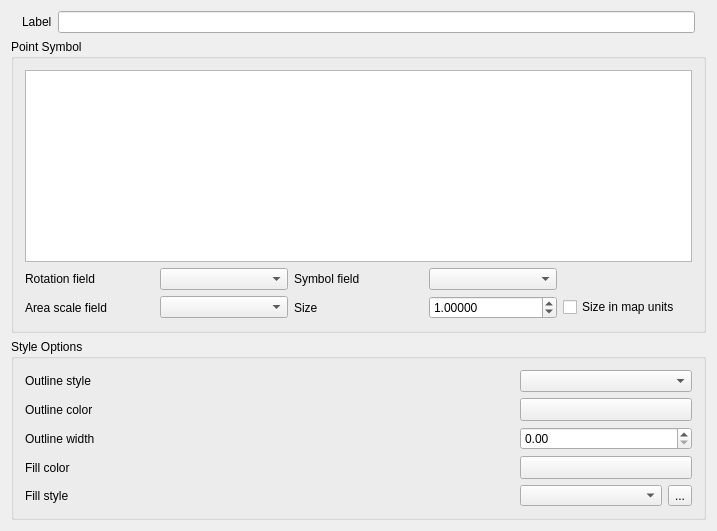
This is qgis/src/ui/qgssinglesymboldialogbase.ui in sourcepole/qgis as Qt 5 draws it before an edit. The edited form follows.
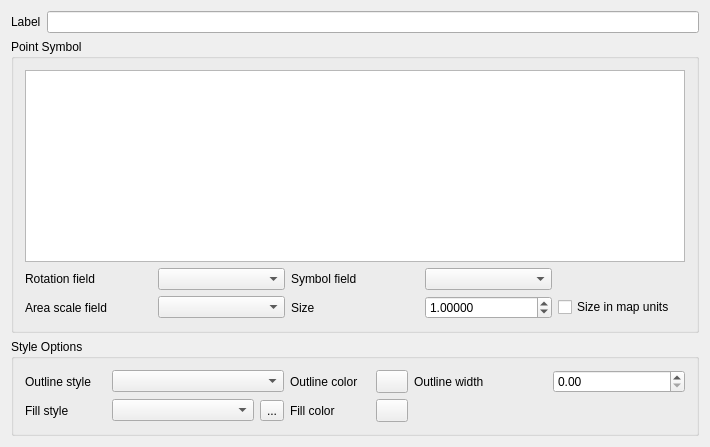
This is the edited form. Custom widgets are drawn as their Qt base class.

Commit message: Layout widgets horizontally to waste less space. Fixed tab order, buddies

Diff of the .ui file:
```diff
--- a/qgis/src/ui/qgssinglesymboldialogbase.ui
+++ b/qgis/src/ui/qgssinglesymboldialogbase.ui
@@ -5,8 +5,8 @@
    <rect>
     <x>0</x>
     <y>0</y>
-    <width>717</width>
-    <height>529</height>
+    <width>710</width>
+    <height>443</height>
    </rect>
   </property>
   <property name="sizePolicy" >
@@ -19,241 +19,33 @@
    <string>Single Symbol</string>
   </property>
   <layout class="QGridLayout" >
-   <property name="verticalSpacing" >
-    <number>6</number>
-   </property>
    <item row="0" column="0" >
-    <layout class="QHBoxLayout" >
-     <property name="leftMargin" >
-      <number>11</number>
+    <widget class="QLabel" name="mLabel" >
+     <property name="minimumSize" >
+      <size>
+       <width>0</width>
+       <height>22</height>
+      </size>
      </property>
-     <property name="topMargin" >
-      <number>0</number>
+     <property name="text" >
+      <string>Label</string>
      </property>
-     <property name="rightMargin" >
-      <number>11</number>
+     <property name="buddy" >
+      <cstring>mLabelEdit</cstring>
      </property>
-     <property name="bottomMargin" >
-      <number>0</number>
-     </property>
-     <item>
-      <widget class="QLabel" name="mLabel" >
-       <property name="minimumSize" >
-        <size>
-         <width>0</width>
-         <height>22</height>
-        </size>
-       </property>
-       <property name="text" >
-        <string>Label</string>
-       </property>
-       <property name="buddy" >
-        <cstring>mLabelEdit</cstring>
-       </property>
-      </widget>
-     </item>
-     <item>
-      <widget class="QLineEdit" name="mLabelEdit" >
-       <property name="minimumSize" >
-        <size>
-         <width>0</width>
-         <height>22</height>
-        </size>
-       </property>
-      </widget>
-     </item>
-    </layout>
+    </widget>
    </item>
-   <item row="2" column="0" >
-    <widget class="QGroupBox" name="groupBox_3" >
-     <property name="sizePolicy" >
-      <sizepolicy vsizetype="Fixed" hsizetype="Expanding" >
-       <horstretch>0</horstretch>
-       <verstretch>0</verstretch>
-      </sizepolicy>
+   <item row="0" column="1" >
+    <widget class="QLineEdit" name="mLabelEdit" >
+     <property name="minimumSize" >
+      <size>
+       <width>0</width>
+       <height>22</height>
+      </size>
      </property>
-     <property name="title" >
-      <string>Style Options</string>
-     </property>
-     <layout class="QGridLayout" >
-      <item row="0" column="0" >
-       <widget class="QLabel" name="outlinecolorlabel_2" >
-        <property name="text" >
-         <string>Outline style</string>
-        </property>
-        <property name="buddy" >
-         <cstring>cboOutlineStyle</cstring>
-        </property>
-       </widget>
-      </item>
-      <item row="0" column="1" >
-       <widget class="QComboBox" name="cboOutlineStyle" >
-        <property name="sizePolicy" >
-         <sizepolicy vsizetype="Fixed" hsizetype="Expanding" >
-          <horstretch>0</horstretch>
-          <verstretch>0</verstretch>
-         </sizepolicy>
-        </property>
-        <property name="minimumSize" >
-         <size>
-          <width>0</width>
-          <height>20</height>
-         </size>
-        </property>
-        <property name="maximumSize" >
-         <size>
-          <width>172</width>
-          <height>16777215</height>
-         </size>
-        </property>
-       </widget>
-      </item>
-      <item row="1" column="0" >
-       <widget class="QLabel" name="outlinecolorlabel" >
-        <property name="text" >
-         <string>Outline color</string>
-        </property>
-        <property name="buddy" >
-         <cstring>btnOutlineColor</cstring>
-        </property>
-       </widget>
-      </item>
-      <item row="1" column="1" >
-       <widget class="QgsColorButton" name="btnOutlineColor" >
-        <property name="sizePolicy" >
-         <sizepolicy vsizetype="Fixed" hsizetype="Expanding" >
-          <horstretch>0</horstretch>
-          <verstretch>0</verstretch>
-         </sizepolicy>
-        </property>
-        <property name="minimumSize" >
-         <size>
-          <width>172</width>
-          <height>20</height>
-         </size>
-        </property>
-        <property name="maximumSize" >
-         <size>
-          <width>136</width>
-          <height>16777215</height>
-         </size>
-        </property>
-        <property name="text" >
-         <string/>
-        </property>
-       </widget>
-      </item>
-      <item row="2" column="0" >
-       <widget class="QLabel" name="outlinewidthlabel" >
-        <property name="text" >
-         <string>Outline width</string>
-        </property>
-       </widget>
-      </item>
-      <item row="2" column="1" >
-       <widget class="QDoubleSpinBox" name="outlinewidthspinbox" >
-        <property name="minimumSize" >
-         <size>
-          <width>0</width>
-          <height>20</height>
-         </size>
-        </property>
-        <property name="maximumSize" >
-         <size>
-          <width>172</width>
-          <height>16777215</height>
-         </size>
-        </property>
-        <property name="singleStep" >
-         <double>0.100000000000000</double>
-        </property>
-       </widget>
-      </item>
-      <item row="3" column="0" >
-       <widget class="QLabel" name="fillcolorlabel" >
-        <property name="text" >
-         <string>Fill color</string>
-        </property>
-        <property name="buddy" >
-         <cstring>btnFillColor</cstring>
-        </property>
-       </widget>
-      </item>
-      <item row="3" column="1" >
-       <widget class="QgsColorButton" name="btnFillColor" >
-        <property name="sizePolicy" >
-         <sizepolicy vsizetype="Fixed" hsizetype="Expanding" >
-          <horstretch>0</horstretch>
-          <verstretch>0</verstretch>
-         </sizepolicy>
-        </property>
-        <property name="minimumSize" >
-         <size>
-          <width>100</width>
-          <height>20</height>
-         </size>
-        </property>
-        <property name="maximumSize" >
-         <size>
-          <width>172</width>
-          <height>16777215</height>
-         </size>
-        </property>
-        <property name="text" >
-         <string/>
-        </property>
-       </widget>
-      </item>
-      <item row="4" column="0" >
-       <widget class="QLabel" name="fillcolorlabel_2" >
-        <property name="text" >
-         <string>Fill style</string>
-        </property>
-        <property name="buddy" >
-         <cstring>cboFillStyle</cstring>
-        </property>
-       </widget>
-      </item>
-      <item row="4" column="1" >
-       <layout class="QHBoxLayout" >
-        <item>
-         <widget class="QComboBox" name="cboFillStyle" >
-          <property name="minimumSize" >
-           <size>
-            <width>0</width>
-            <height>20</height>
-           </size>
-          </property>
-          <property name="maximumSize" >
-           <size>
-            <width>142</width>
-            <height>16777215</height>
-           </size>
-          </property>
-         </widget>
-        </item>
-        <item>
-         <widget class="QToolButton" name="toolSelectTexture" >
-          <property name="text" >
-           <string>...</string>
-          </property>
-         </widget>
-        </item>
-       </layout>
-      </item>
-     </layout>
-     <zorder>outlinecolorlabel_2</zorder>
-     <zorder>cboOutlineStyle</zorder>
-     <zorder>outlinecolorlabel</zorder>
-     <zorder>btnOutlineColor</zorder>
-     <zorder>outlinewidthlabel</zorder>
-     <zorder>outlinewidthspinbox</zorder>
-     <zorder>fillcolorlabel</zorder>
-     <zorder>btnFillColor</zorder>
-     <zorder>fillcolorlabel_2</zorder>
     </widget>
    </item>
-   <item row="1" column="0" >
+   <item row="1" column="0" colspan="2" >
     <widget class="QGroupBox" name="mGroupPoint" >
      <property name="sizePolicy" >
       <sizepolicy vsizetype="Fixed" hsizetype="Expanding" >
@@ -352,18 +144,18 @@
       </item>
       <item row="3" column="3" >
        <widget class="QDoubleSpinBox" name="mPointSizeSpinBox" >
+        <property name="decimals" >
+         <number>5</number>
+        </property>
+        <property name="maximum" >
+         <double>1000000.000000000000000</double>
+        </property>
         <property name="singleStep" >
          <double>0.100000000000000</double>
         </property>
         <property name="value" >
          <double>1.000000000000000</double>
         </property>
-        <property name="decimals">
-         <number>5</number>
-        </property>
-	<property name="maximum">
-         <double>1000000</double>
-        </property>
        </widget>
       </item>
       <item row="3" column="4" >
@@ -376,6 +168,202 @@
      </layout>
     </widget>
    </item>
+   <item row="2" column="0" colspan="2" >
+    <widget class="QGroupBox" name="groupBox_3" >
+     <property name="sizePolicy" >
+      <sizepolicy vsizetype="Fixed" hsizetype="Expanding" >
+       <horstretch>0</horstretch>
+       <verstretch>0</verstretch>
+      </sizepolicy>
+     </property>
+     <property name="title" >
+      <string>Style Options</string>
+     </property>
+     <layout class="QGridLayout" >
+      <item row="0" column="0" >
+       <widget class="QLabel" name="outlinecolorlabel_2" >
+        <property name="text" >
+         <string>Outline style</string>
+        </property>
+        <property name="buddy" >
+         <cstring>cboOutlineStyle</cstring>
+        </property>
+       </widget>
+      </item>
+      <item row="0" column="1" >
+       <widget class="QComboBox" name="cboOutlineStyle" >
+        <property name="sizePolicy" >
+         <sizepolicy vsizetype="Fixed" hsizetype="Expanding" >
+          <horstretch>0</horstretch>
+          <verstretch>0</verstretch>
+         </sizepolicy>
+        </property>
+        <property name="minimumSize" >
+         <size>
+          <width>0</width>
+          <height>20</height>
+         </size>
+        </property>
+        <property name="maximumSize" >
+         <size>
+          <width>172</width>
+          <height>16777215</height>
+         </size>
+        </property>
+       </widget>
+      </item>
+      <item row="0" column="2" >
+       <widget class="QLabel" name="outlinecolorlabel" >
+        <property name="text" >
+         <string>Outline color</string>
+        </property>
+        <property name="buddy" >
+         <cstring>btnOutlineColor</cstring>
+        </property>
+       </widget>
+      </item>
+      <item row="0" column="3" >
+       <widget class="QgsColorButton" name="btnOutlineColor" >
+        <property name="sizePolicy" >
+         <sizepolicy vsizetype="Fixed" hsizetype="Minimum" >
+          <horstretch>0</horstretch>
+          <verstretch>0</verstretch>
+         </sizepolicy>
+        </property>
+        <property name="minimumSize" >
+         <size>
+          <width>32</width>
+          <height>20</height>
+         </size>
+        </property>
+        <property name="maximumSize" >
+         <size>
+          <width>32</width>
+          <height>16777215</height>
+         </size>
+        </property>
+        <property name="text" >
+         <string/>
+        </property>
+       </widget>
+      </item>
+      <item row="0" column="4" >
+       <widget class="QLabel" name="outlinewidthlabel" >
+        <property name="text" >
+         <string>Outline width</string>
+        </property>
+        <property name="buddy" >
+         <cstring>outlinewidthspinbox</cstring>
+        </property>
+       </widget>
+      </item>
+      <item row="0" column="5" >
+       <widget class="QDoubleSpinBox" name="outlinewidthspinbox" >
+        <property name="minimumSize" >
+         <size>
+          <width>0</width>
+          <height>20</height>
+         </size>
+        </property>
+        <property name="maximumSize" >
+         <size>
+          <width>172</width>
+          <height>16777215</height>
+         </size>
+        </property>
+        <property name="singleStep" >
+         <double>0.100000000000000</double>
+        </property>
+       </widget>
+      </item>
+      <item row="1" column="0" >
+       <widget class="QLabel" name="fillcolorlabel_2" >
+        <property name="text" >
+         <string>Fill style</string>
+        </property>
+        <property name="buddy" >
+         <cstring>cboFillStyle</cstring>
+        </property>
+       </widget>
+      </item>
+      <item row="1" column="1" >
+       <layout class="QHBoxLayout" >
+        <item>
+         <widget class="QComboBox" name="cboFillStyle" >
+          <property name="minimumSize" >
+           <size>
+            <width>0</width>
+            <height>20</height>
+           </size>
+          </property>
+          <property name="maximumSize" >
+           <size>
+            <width>142</width>
+            <height>16777215</height>
+           </size>
+          </property>
+         </widget>
+        </item>
+        <item>
+         <widget class="QToolButton" name="toolSelectTexture" >
+          <property name="text" >
+           <string>...</string>
+          </property>
+         </widget>
+        </item>
+       </layout>
+      </item>
+      <item row="1" column="2" >
+       <widget class="QLabel" name="fillcolorlabel" >
+        <property name="text" >
+         <string>Fill color</string>
+        </property>
+        <property name="buddy" >
+         <cstring>btnFillColor</cstring>
+        </property>
+       </widget>
+      </item>
+      <item row="1" column="3" >
+       <widget class="QgsColorButton" name="btnFillColor" >
+        <property name="sizePolicy" >
+         <sizepolicy vsizetype="Fixed" hsizetype="Expanding" >
+          <horstretch>0</horstretch>
+          <verstretch>0</verstretch>
+         </sizepolicy>
+        </property>
+        <property name="minimumSize" >
+         <size>
+          <width>32</width>
+          <height>20</height>
+         </size>
+        </property>
+        <property name="maximumSize" >
+         <size>
+          <width>32</width>
+          <height>16777215</height>
+         </size>
+        </property>
+        <property name="text" >
+         <string/>
+        </property>
+       </widget>
+      </item>
+      <item row="1" column="4" colspan="2" >
+       <spacer>
+        <property name="orientation" >
+         <enum>Qt::Horizontal</enum>
+        </property>
+        <property name="sizeHint" >
+         <size>
+          <width>271</width>
+          <height>20</height>
+         </size>
+        </property>
+       </spacer>
+      </item>
+     </layout>
+    </widget>
+   </item>
   </layout>
  </widget>
  <layoutdefault spacing="6" margin="11" />
```
Left out of the diff: 13 changed lines with no effect on the pictures.
